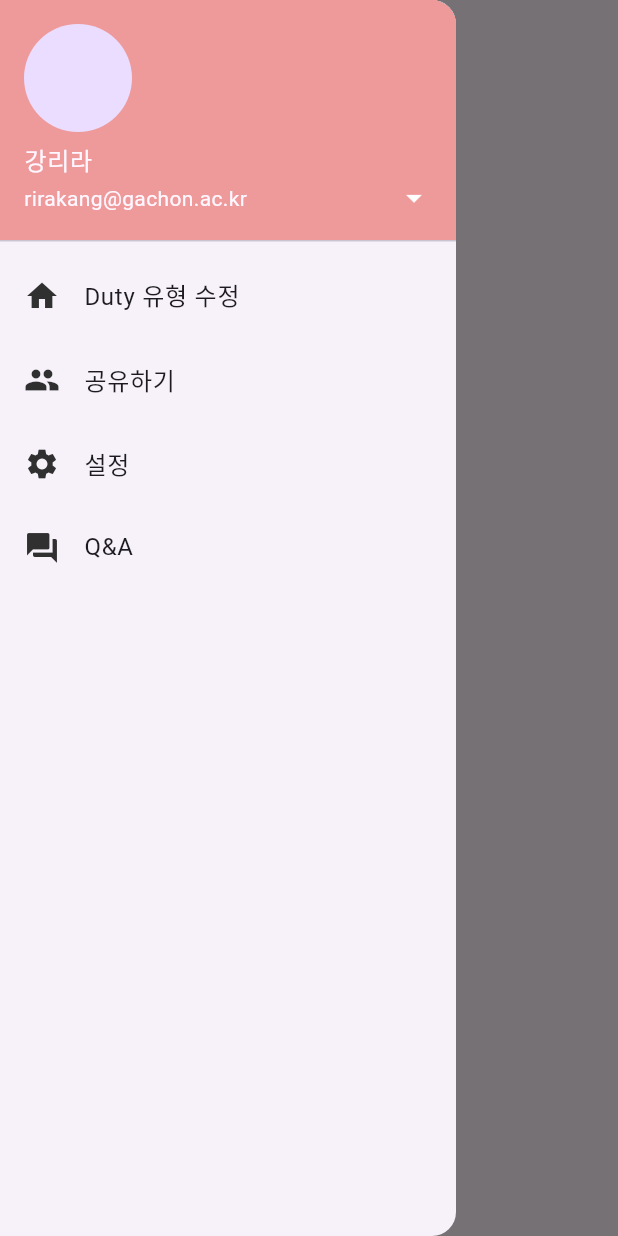
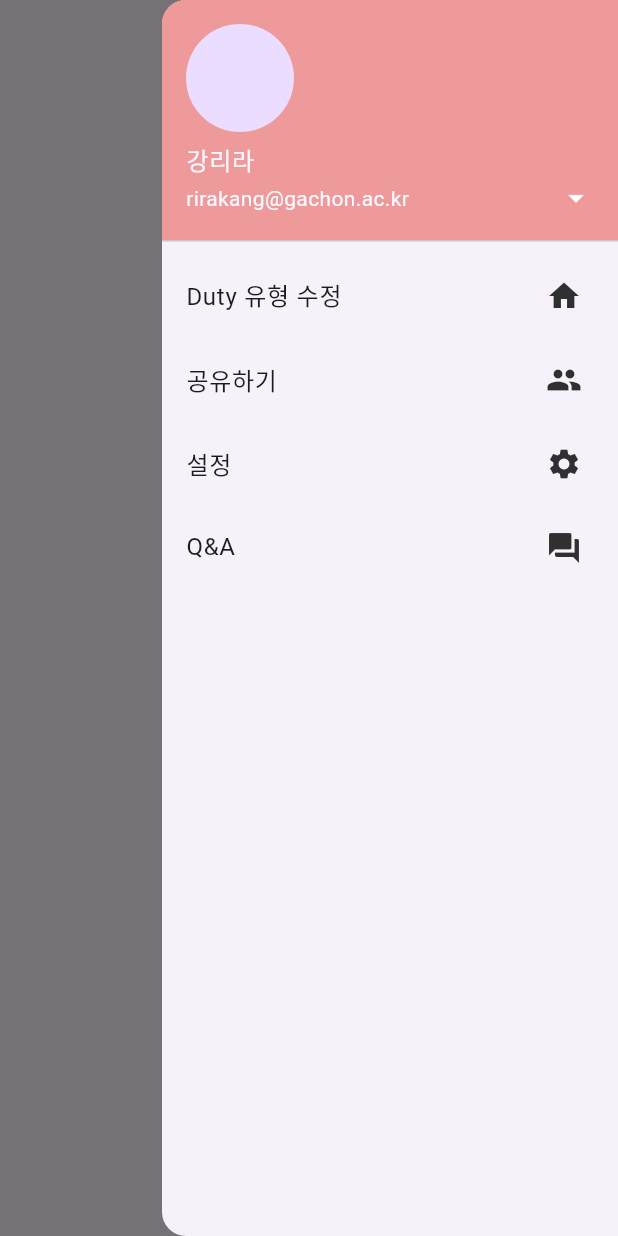
Before and after one commit to rriakang/whatsmyduty, a Flutter app: the screen it shows after launch, with the side drawer open, on a phone screen of 412 x 824 dp. Run offline on Flutter 3.47's test engine with Material 3 defaults, Android fonts, the phone set to English and light mode, and no system bars.

Commit message:
appbar오른쪽상단수정

```diff
--- a/lib/main.dart
+++ b/lib/main.dart
@@ -25,7 +25,7 @@ class MyCard extends StatelessWidget {
         centerTitle: true,
         elevation: 0.0,
       ),
-      drawer: Drawer(
+      endDrawer: Drawer(
         child: ListView(
           padding: EdgeInsets.zero,
           children: [
@@ -39,22 +39,22 @@ class MyCard extends StatelessWidget {
               ),
             ),
             ListTile(
-              leading: Icon(Icons.home, color:Colors.grey[850]),
+              trailing: Icon(Icons.home, color:Colors.grey[850]),
               title: Text("Duty 유형 수정"),
               onTap: () => print("home!!"),
             ),
             ListTile(
-              leading: Icon(Icons.group, color:Colors.grey[850]),
+              trailing: Icon(Icons.group, color:Colors.grey[850]),
               title: Text("공유하기"),
               onTap: () => print("공유하기"),
             ),
             ListTile(
-              leading: Icon(Icons.settings, color:Colors.grey[850]),
+              trailing: Icon(Icons.settings, color:Colors.grey[850]),
               title: Text("설정"),
               onTap: () => print("Setting!!"),
             ),
             ListTile(
-              leading: Icon(Icons.question_answer, color:Colors.grey[850]),
+              trailing: Icon(Icons.question_answer, color:Colors.grey[850]),
               title: Text("Q&A"),
               onTap: () => print("Q&A!!"),
             ),
```
